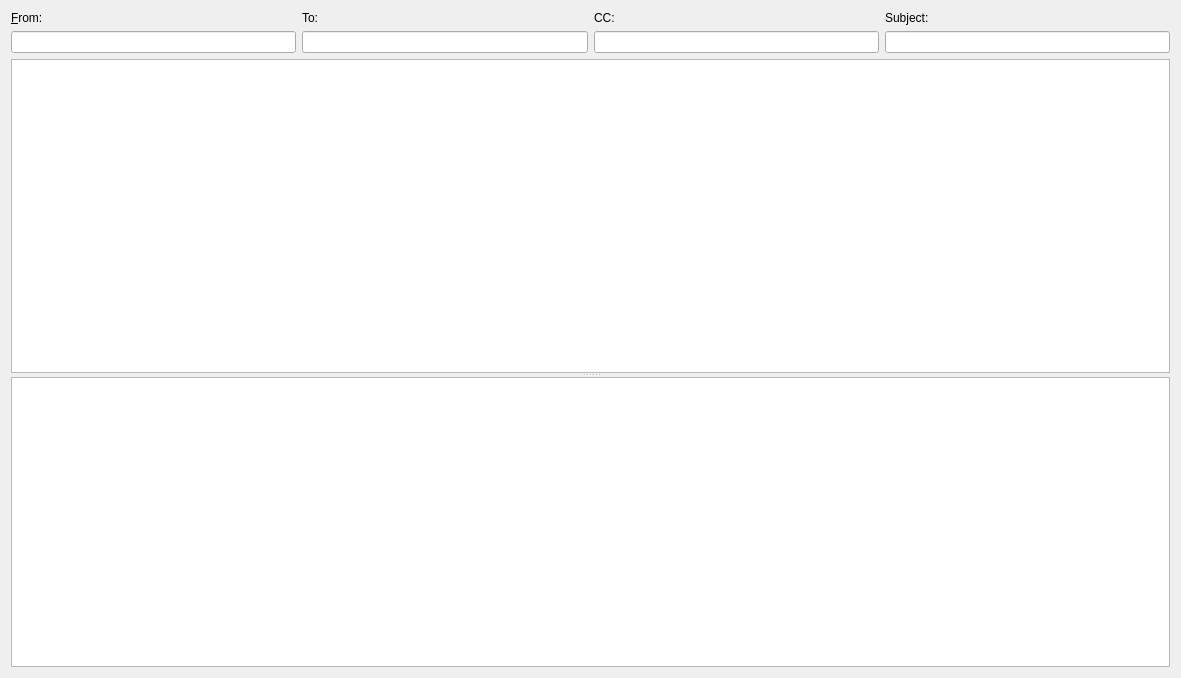
Old version of the form main/EmailView.ui in the repository towel42-com/RulesMaker.
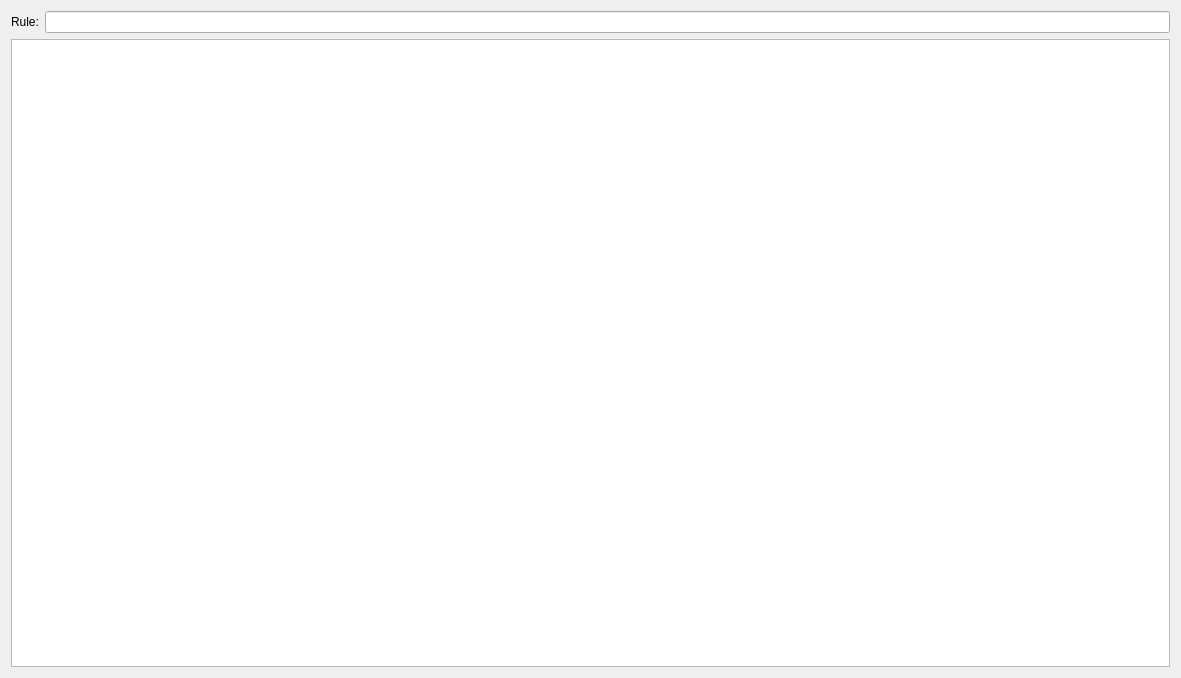
New version of the form.

Commit message: added work on unread only Got rid of base email view/model

What changed in the file:
```diff
--- a/main/EmailView.ui
+++ b/main/EmailView.ui
@@ -13,97 +13,30 @@
   <property name="windowTitle">
    <string>Dialog</string>
   </property>
-  <layout class="QVBoxLayout" name="verticalLayout">
-   <item>
-    <widget class="QSplitter" name="splitter">
-     <property name="orientation">
-      <enum>Qt::Vertical</enum>
-     </property>
-     <widget class="QWidget" name="layoutWidget">
       <layout class="QGridLayout" name="gridLayout">
-       <item row="1" column="1">
-        <widget class="QLineEdit" name="to">
-         <property name="readOnly">
-          <bool>true</bool>
-         </property>
-        </widget>
-       </item>
-       <item row="0" column="1">
-        <widget class="QLabel" name="label_2">
-         <property name="text">
-          <string>To:</string>
-         </property>
-         <property name="buddy">
-          <cstring>to</cstring>
-         </property>
-        </widget>
-       </item>
-       <item row="1" column="3">
-        <widget class="QLineEdit" name="subject">
-         <property name="readOnly">
-          <bool>true</bool>
-         </property>
-        </widget>
-       </item>
-       <item row="2" column="0" colspan="4">
-        <widget class="QTreeView" name="emails">
-         <property name="uniformRowHeights">
-          <bool>true</bool>
-         </property>
-        </widget>
-       </item>
-       <item row="1" column="0">
-        <widget class="QLineEdit" name="from">
-         <property name="readOnly">
-          <bool>true</bool>
-         </property>
-        </widget>
-       </item>
        <item row="0" column="0">
         <widget class="QLabel" name="label">
          <property name="text">
-          <string>&amp;From:</string>
+      <string>Rule:</string>
          </property>
          <property name="buddy">
           <cstring>from</cstring>
          </property>
         </widget>
        </item>
-       <item row="0" column="3">
-        <widget class="QLabel" name="label_4">
-         <property name="text">
-          <string>Subject:</string>
-         </property>
-         <property name="buddy">
-          <cstring>subject</cstring>
-         </property>
-        </widget>
-       </item>
-       <item row="0" column="2">
-        <widget class="QLabel" name="label_3">
-         <property name="text">
-          <string>CC:</string>
-         </property>
-         <property name="buddy">
-          <cstring>cc</cstring>
-         </property>
-        </widget>
-       </item>
-       <item row="1" column="2">
-        <widget class="QLineEdit" name="cc">
+   <item row="0" column="1">
+    <widget class="QLineEdit" name="rule">
          <property name="readOnly">
           <bool>true</bool>
          </property>
         </widget>
        </item>
-      </layout>
-     </widget>
-     <widget class="QTreeView" name="fromGroupings">
+   <item row="1" column="0" colspan="2">
+    <widget class="QTreeView" name="groupedEmails">
       <property name="uniformRowHeights">
        <bool>true</bool>
       </property>
      </widget>
-    </widget>
    </item>
   </layout>
  </widget>
```
Left out of the diff: 5 changed lines with no effect on the pictures. Lines whose indentation alone changed are shown as unchanged. The commit also changes 21 other files.
